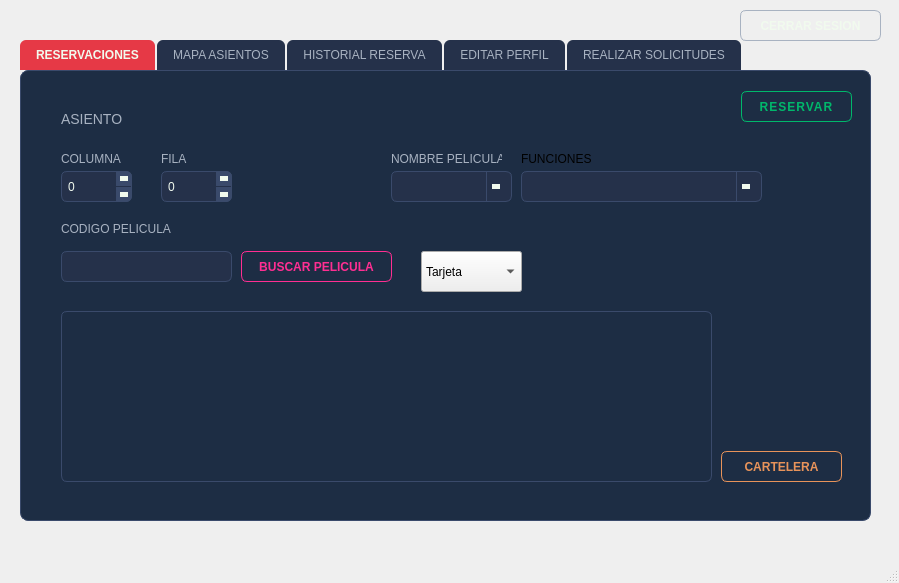
Qt form FASE3/mainwindow.ui (SABANd5/EDD_2S2026_PY_202303371) before a commit.
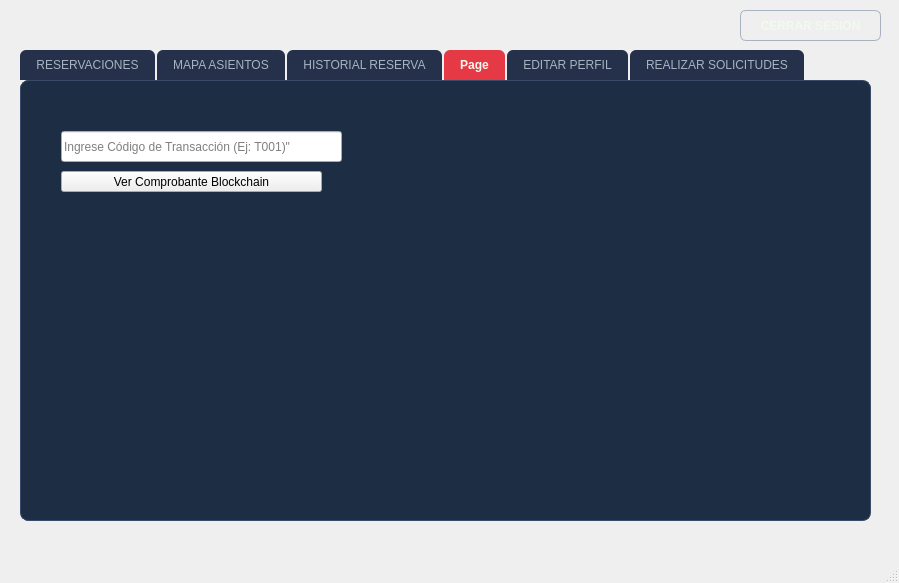
The same form after that commit. The open tabs and pages were chosen to show the change.

```diff
--- a/FASE3/mainwindow.ui
+++ b/FASE3/mainwindow.ui
@@ -517,9 +517,9 @@
       <property name="geometry">
        <rect>
         <x>20</x>
-        <y>60</y>
+        <y>70</y>
         <width>851</width>
-        <height>481</height>
+        <height>471</height>
        </rect>
       </property>
       <property name="styleSheet">
@@ -547,7 +547,7 @@
 </string>
       </property>
       <property name="currentIndex">
-       <number>0</number>
+       <number>3</number>
       </property>
       <widget class="QWidget" name="tab_3">
        <attribute name="title">
@@ -1048,7 +1048,7 @@
         <property name="geometry">
          <rect>
           <x>400</x>
-          <y>180</y>
+          <y>160</y>
           <width>101</width>
           <height>41</height>
          </rect>
@@ -1304,6 +1304,37 @@
         </property>
        </widget>
       </widget>
+      <widget class="QWidget" name="tab_16">
+       <attribute name="title">
+        <string>Page</string>
+       </attribute>
+       <widget class="QLineEdit" name="txtCodigoTransaccionCliente">
+        <property name="geometry">
+         <rect>
+          <x>40</x>
+          <y>50</y>
+          <width>281</width>
+          <height>31</height>
+         </rect>
+        </property>
+        <property name="placeholderText">
+         <string>Ingrese Código de Transacción (Ej: T001)&quot;</string>
+        </property>
+       </widget>
+       <widget class="QPushButton" name="btnVerComprobante">
+        <property name="geometry">
+         <rect>
+          <x>40</x>
+          <y>90</y>
+          <width>261</width>
+          <height>21</height>
+         </rect>
+        </property>
+        <property name="text">
+         <string>Ver Comprobante Blockchain</string>
+        </property>
+       </widget>
+      </widget>
       <widget class="QWidget" name="tab_12">
        <attribute name="title">
         <string>EDITAR PERFIL</string>
```
Left out of the diff: 50 changed lines with no effect on the pictures.
